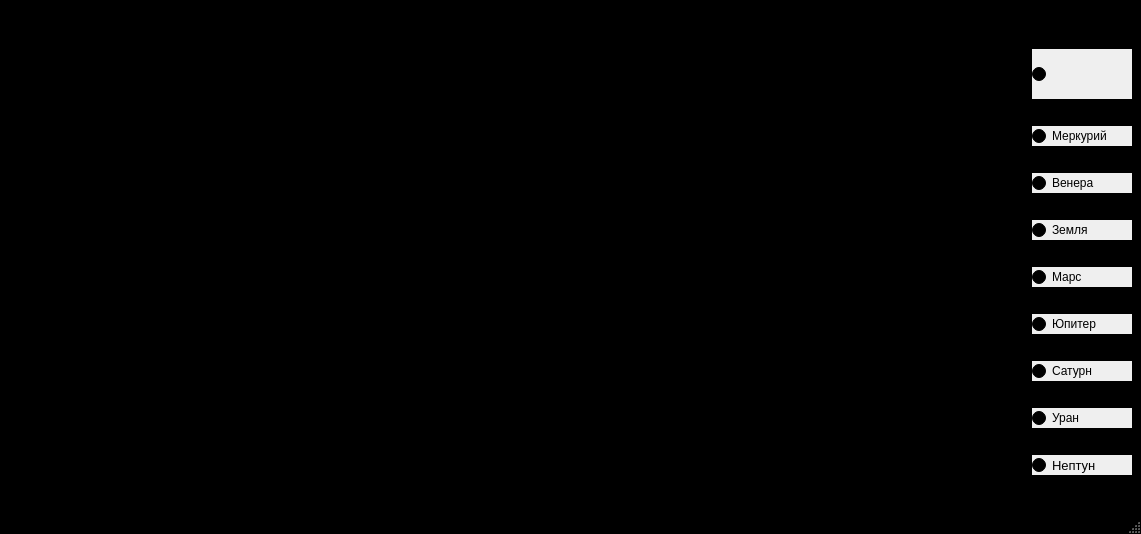
Old version of the form solarsystem.ui in the repository dahelmm/SolarSystem-Qt3D.
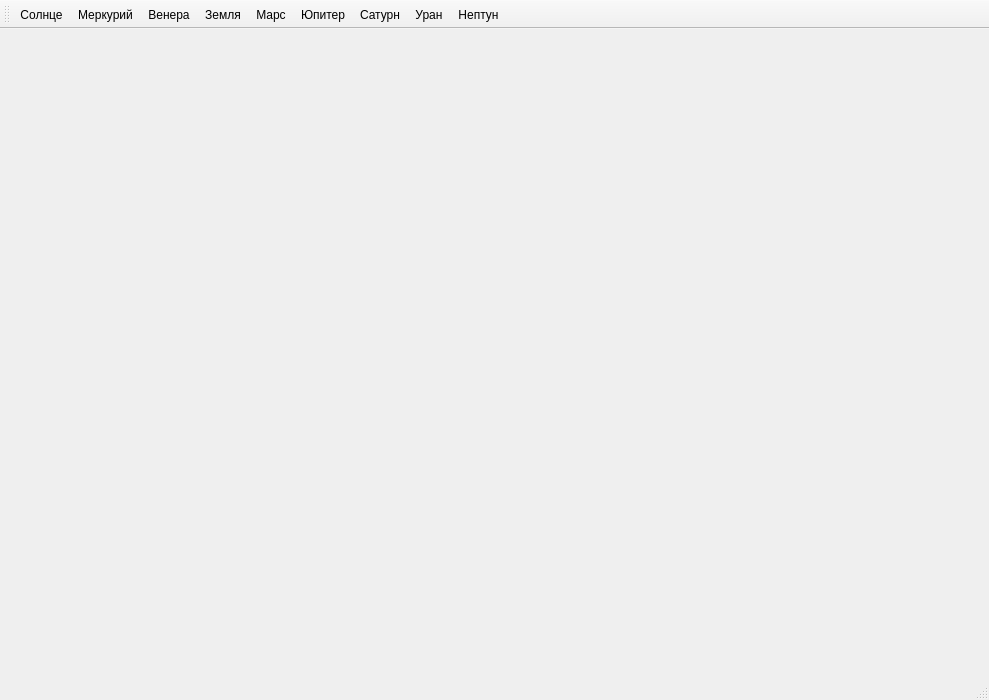
New version of the form. Icons and pictures are not drawn.

Commit message:
Окончательно закончен переезд.
RadioButtons заменены на Action, что выглядит более эстетично и
гармонично

```diff
--- a/solarsystem.ui
+++ b/solarsystem.ui
@@ -6,8 +6,8 @@
    <rect>
     <x>0</x>
     <y>0</y>
-    <width>1141</width>
-    <height>534</height>
+    <width>989</width>
+    <height>700</height>
    </rect>
   </property>
   <property name="sizePolicy">
@@ -16,70 +16,6 @@
     <verstretch>0</verstretch>
    </sizepolicy>
   </property>
-  <property name="palette">
-   <palette>
-    <active>
-     <colorrole role="Base">
-      <brush brushstyle="SolidPattern">
-       <color alpha="255">
-        <red>0</red>
-        <green>0</green>
-        <blue>0</blue>
-       </color>
-      </brush>
-     </colorrole>
-     <colorrole role="Window">
-      <brush brushstyle="SolidPattern">
-       <color alpha="255">
-        <red>0</red>
-        <green>0</green>
-        <blue>0</blue>
-       </color>
-      </brush>
-     </colorrole>
-    </active>
-    <inactive>
-     <colorrole role="Base">
-      <brush brushstyle="SolidPattern">
-       <color alpha="255">
-        <red>0</red>
-        <green>0</green>
-        <blue>0</blue>
-       </color>
-      </brush>
-     </colorrole>
-     <colorrole role="Window">
-      <brush brushstyle="SolidPattern">
-       <color alpha="255">
-        <red>0</red>
-        <green>0</green>
-        <blue>0</blue>
-       </color>
-      </brush>
-     </colorrole>
-    </inactive>
-    <disabled>
-     <colorrole role="Base">
-      <brush brushstyle="SolidPattern">
-       <color alpha="255">
-        <red>0</red>
-        <green>0</green>
-        <blue>0</blue>
-       </color>
-      </brush>
-     </colorrole>
-     <colorrole role="Window">
-      <brush brushstyle="SolidPattern">
-       <color alpha="255">
-        <red>0</red>
-        <green>0</green>
-        <blue>0</blue>
-       </color>
-      </brush>
-     </colorrole>
-    </disabled>
-   </palette>
-  </property>
   <property name="windowTitle">
    <string>SolarSystem</string>
   </property>
@@ -174,193 +110,6 @@
       </property>
      </widget>
     </item>
-    <item row="0" column="1">
-     <layout class="QGridLayout" name="gridLayout_2">
-      <property name="sizeConstraint">
-       <enum>QLayout::SetMinimumSize</enum>
-      </property>
-      <item row="3" column="0">
-       <widget class="QRadioButton" name="rB_Earth">
-        <property name="maximumSize">
-         <size>
-          <width>100</width>
-          <height>20</height>
-         </size>
-        </property>
-        <property name="autoFillBackground">
-         <bool>true</bool>
-        </property>
-        <property name="text">
-         <string>Земля</string>
-        </property>
-       </widget>
-      </item>
-      <item row="5" column="0">
-       <widget class="QRadioButton" name="rB_Jupiter">
-        <property name="maximumSize">
-         <size>
-          <width>100</width>
-          <height>20</height>
-         </size>
-        </property>
-        <property name="autoFillBackground">
-         <bool>true</bool>
-        </property>
-        <property name="text">
-         <string>Юпитер</string>
-        </property>
-       </widget>
-      </item>
-      <item row="6" column="0">
-       <widget class="QRadioButton" name="rB_Saturn">
-        <property name="maximumSize">
-         <size>
-          <width>100</width>
-          <height>20</height>
-         </size>
-        </property>
-        <property name="autoFillBackground">
-         <bool>true</bool>
-        </property>
-        <property name="text">
-         <string>Сатурн</string>
-        </property>
-       </widget>
-      </item>
-      <item row="2" column="0">
-       <widget class="QRadioButton" name="rB_Venus">
-        <property name="sizePolicy">
-         <sizepolicy hsizetype="Maximum" vsizetype="Maximum">
-          <horstretch>0</horstretch>
-          <verstretch>0</verstretch>
-         </sizepolicy>
-        </property>
-        <property name="maximumSize">
-         <size>
-          <width>100</width>
-          <height>20</height>
-         </size>
-        </property>
-        <property name="autoFillBackground">
-         <bool>true</bool>
-        </property>
-        <property name="text">
-         <string>Венера</string>
-        </property>
-       </widget>
-      </item>
-      <item row="7" column="0">
-       <widget class="QRadioButton" name="rB_Uran">
-        <property name="maximumSize">
-         <size>
-          <width>100</width>
-          <height>20</height>
-         </size>
-        </property>
-        <property name="autoFillBackground">
-         <bool>true</bool>
-        </property>
-        <property name="text">
-         <string>Уран</string>
-        </property>
-       </widget>
-      </item>
-      <item row="1" column="0">
-       <widget class="QRadioButton" name="rB_Merc">
-        <property name="minimumSize">
-         <size>
-          <width>100</width>
-          <height>20</height>
-         </size>
-        </property>
-        <property name="maximumSize">
-         <size>
-          <width>100</width>
-          <height>20</height>
-         </size>
-        </property>
-        <property name="autoFillBackground">
-         <bool>true</bool>
-        </property>
-        <property name="text">
-         <string>Меркурий</string>
-        </property>
-       </widget>
-      </item>
-      <item row="4" column="0">
-       <widget class="QRadioButton" name="rB_Mars">
-        <property name="maximumSize">
-         <size>
-          <width>100</width>
-          <height>20</height>
-         </size>
-        </property>
-        <property name="autoFillBackground">
-         <bool>true</bool>
-        </property>
-        <property name="text">
-         <string>Марс</string>
-        </property>
-       </widget>
-      </item>
-      <item row="0" column="0">
-       <widget class="QRadioButton" name="rB_Sun">
-        <property name="minimumSize">
-         <size>
-          <width>100</width>
-          <height>50</height>
-         </size>
-        </property>
-        <property name="maximumSize">
-         <size>
-          <width>100</width>
-          <height>50</height>
-         </size>
-        </property>
-        <property name="autoFillBackground">
-         <bool>true</bool>
-        </property>
-        <property name="text">
-         <string/>
-        </property>
-        <property name="icon">
-         <iconset resource="Files.qrc">
-          <normaloff>:/Icons/Sun.png</normaloff>:/Icons/Sun.png</iconset>
-        </property>
-        <property name="iconSize">
-         <size>
-          <width>50</width>
-          <height>50</height>
-         </size>
-        </property>
-        <property name="checked">
-         <bool>true</bool>
-        </property>
-       </widget>
-      </item>
-      <item row="8" column="0">
-       <widget class="QRadioButton" name="rB_Neptune">
-        <property name="maximumSize">
-         <size>
-          <width>100</width>
-          <height>20</height>
-         </size>
-        </property>
-        <property name="font">
-         <font>
-          <pointsize>10</pointsize>
-         </font>
-        </property>
-        <property name="autoFillBackground">
-         <bool>true</bool>
-        </property>
-        <property name="text">
-         <string>Нептун</string>
-        </property>
-       </widget>
-      </item>
-     </layout>
-    </item>
    </layout>
   </widget>
   <widget class="QMenuBar" name="menubar">
@@ -368,68 +117,149 @@
     <rect>
      <x>0</x>
      <y>0</y>
-     <width>1141</width>
+     <width>989</width>
      <height>22</height>
     </rect>
    </property>
-   <widget class="QMenu" name="menu">
-    <property name="title">
-     <string>Выбрать планету</string>
-    </property>
-    <addaction name="action"/>
-    <addaction name="action_2"/>
-    <addaction name="action_3"/>
-    <addaction name="action_4"/>
-    <addaction name="action_5"/>
-    <addaction name="action_6"/>
-    <addaction name="action_7"/>
-    <addaction name="action_8"/>
-    <addaction name="action_9"/>
-   </widget>
-   <addaction name="menu"/>
   </widget>
   <widget class="QStatusBar" name="statusbar"/>
-  <action name="action">
+  <widget class="QToolBar" name="toolBar">
+   <property name="palette">
+    <palette>
+     <active>
+      <colorrole role="WindowText">
+       <brush brushstyle="SolidPattern">
+        <color alpha="255">
+         <red>255</red>
+         <green>255</green>
+         <blue>255</blue>
+        </color>
+       </brush>
+      </colorrole>
+     </active>
+     <inactive>
+      <colorrole role="WindowText">
+       <brush brushstyle="SolidPattern">
+        <color alpha="255">
+         <red>255</red>
+         <green>255</green>
+         <blue>255</blue>
+        </color>
+       </brush>
+      </colorrole>
+     </inactive>
+     <disabled>
+      <colorrole role="WindowText">
+       <brush brushstyle="SolidPattern">
+        <color alpha="255">
+         <red>120</red>
+         <green>120</green>
+         <blue>120</blue>
+        </color>
+       </brush>
+      </colorrole>
+     </disabled>
+    </palette>
+   </property>
+   <property name="windowTitle">
+    <string>toolBar</string>
+   </property>
+   <attribute name="toolBarArea">
+    <enum>TopToolBarArea</enum>
+   </attribute>
+   <attribute name="toolBarBreak">
+    <bool>false</bool>
+   </attribute>
+   <addaction name="action_Sun"/>
+   <addaction name="action_Merc"/>
+   <addaction name="action_Venus"/>
+   <addaction name="action_Earth"/>
+   <addaction name="action_Mars"/>
+   <addaction name="action_Jupiter"/>
+   <addaction name="action_Saturn"/>
+   <addaction name="action_Uran"/>
+   <addaction name="action_Neptune"/>
+  </widget>
+  <action name="action_Sun">
+   <property name="checkable">
+    <bool>true</bool>
+   </property>
+   <property name="checked">
+    <bool>false</bool>
+   </property>
+   <property name="enabled">
+    <bool>true</bool>
+   </property>
    <property name="text">
     <string>Солнце</string>
    </property>
+   <property name="autoRepeat">
+    <bool>true</bool>
+   </property>
+   <property name="priority">
+    <enum>QAction::NormalPriority</enum>
+   </property>
   </action>
-  <action name="action_2">
+  <action name="action_Merc">
+   <property name="checkable">
+    <bool>true</bool>
+   </property>
    <property name="text">
     <string>Меркурий</string>
    </property>
   </action>
-  <action name="action_3">
+  <action name="action_Venus">
+   <property name="checkable">
+    <bool>true</bool>
+   </property>
    <property name="text">
     <string>Венера</string>
    </property>
   </action>
-  <action name="action_4">
+  <action name="action_Earth">
+   <property name="checkable">
+    <bool>true</bool>
+   </property>
    <property name="text">
     <string>Земля</string>
    </property>
   </action>
-  <action name="action_5">
+  <action name="action_Mars">
+   <property name="checkable">
+    <bool>true</bool>
+   </property>
    <property name="text">
     <string>Марс</string>
    </property>
   </action>
-  <action name="action_6">
+  <action name="action_Jupiter">
+   <property name="checkable">
+    <bool>true</bool>
+   </property>
    <property name="text">
     <string>Юпитер</string>
    </property>
   </action>
-  <action name="action_7">
+  <action name="action_Saturn">
+   <property name="checkable">
+    <bool>true</bool>
+   </property>
    <property name="text">
     <string>Сатурн</string>
    </property>
   </action>
-  <action name="action_8">
+  <action name="action_Uran">
+   <property name="checkable">
+    <bool>true</bool>
+   </property>
    <property name="text">
     <string>Уран</string>
    </property>
   </action>
-  <action name="action_9">
+  <action name="action_Neptune">
+   <property name="checkable">
+    <bool>true</bool>
+   </property>
    <property name="text">
     <string>Нептун</string>
    </property>
```
Left out of the diff: 4 changed lines with no effect on the pictures. The commit also changes 2 other files.
